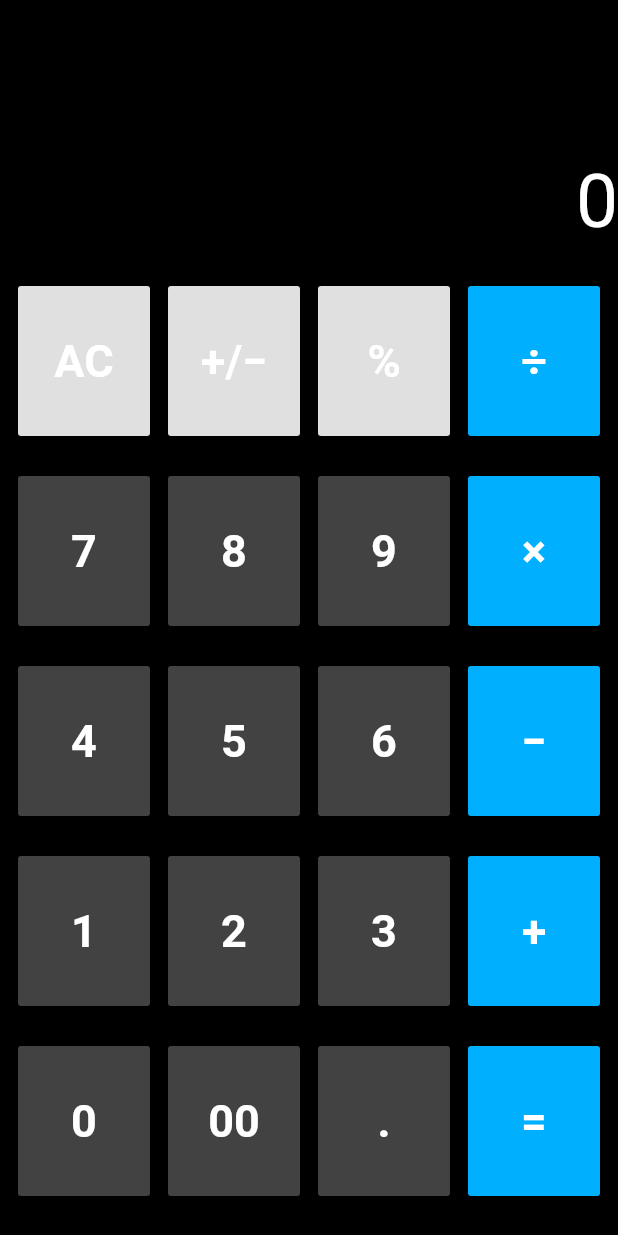
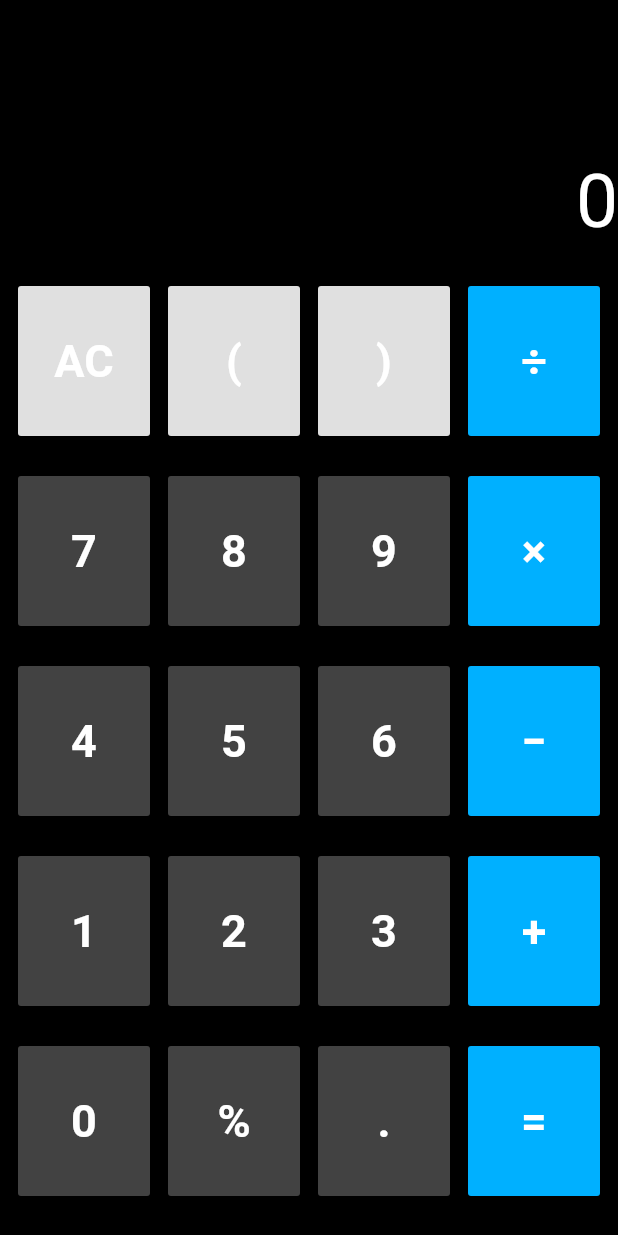
Before and after one commit to mkan0141/Flutter_Calculator, a Flutter app: the screen it shows after launch, on a phone screen of 412 x 824 dp. Run offline on Flutter 3.47's test engine with Material 2 defaults, Android fonts, the phone set to English and light mode, and no system bars.

Commit message:
update: "00"ボタンと"+/-"ボタンを廃止して"("ボタンと")"ボタンを追加した

```diff
--- a/lib/calclator.dart
+++ b/lib/calclator.dart
@@ -100,16 +100,16 @@ class CalclatorState extends State<Calclator> {
             Row(
               mainAxisAlignment: MainAxisAlignment.spaceEvenly,
               children: <Widget>[
-                _button("AC", Colors.grey[300]), // using custom widget _button
-                 _button("+/−", Colors.grey[300]),
-                 _button("%", Colors.grey[300]),
+                 _button("AC", Colors.grey[300]), // using custom widget _button
+                 _button("(", Colors.grey[300]),
+                 _button(")", Colors.grey[300]),
                  _button("÷", Colors.lightBlueAccent[400])
               ],
             ),
             Row(
               mainAxisAlignment: MainAxisAlignment.spaceEvenly,
               children: <Widget>[
-                _button("7", Colors.grey[800]), // using custom widget _button
+                 _button("7", Colors.grey[800]), // using custom widget _button
                  _button("8", Colors.grey[800]),
                  _button("9", Colors.grey[800]),
                  _button("×", Colors.lightBlueAccent[400])
@@ -127,7 +127,7 @@ class CalclatorState extends State<Calclator> {
             Row(
               mainAxisAlignment: MainAxisAlignment.spaceEvenly,
               children: <Widget>[
-                _button("1", Colors.grey[800]), // using custom widget _button
+                 _button("1", Colors.grey[800]), // using custom widget _button
                  _button("2", Colors.grey[800]),
                  _button("3", Colors.grey[800]),
                  _button("+", Colors.lightBlueAccent[400])
@@ -137,7 +137,7 @@ class CalclatorState extends State<Calclator> {
               mainAxisAlignment: MainAxisAlignment.spaceEvenly,
               children: <Widget>[
                  _button("0", Colors.grey[800]), // using custom widget _button
-                 _button("00", Colors.grey[800]),
+                 _button("%", Colors.grey[800]),
                  _button(".", Colors.grey[800]),
                  _button("=", Colors.lightBlueAccent[400])
               ],
```
